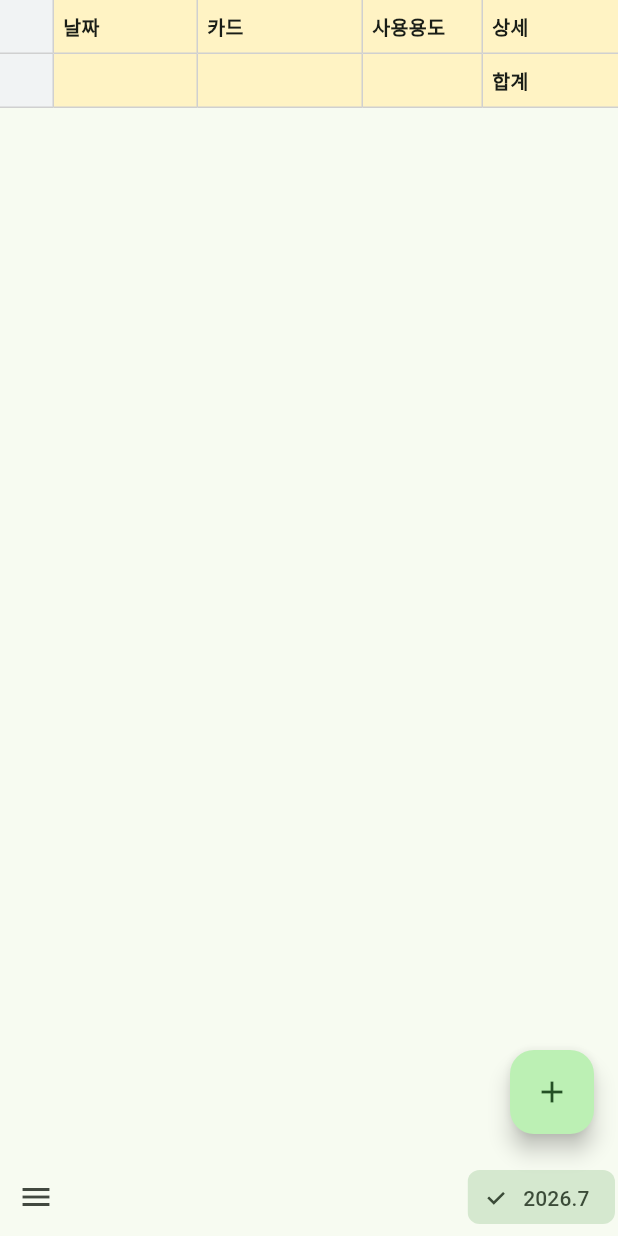
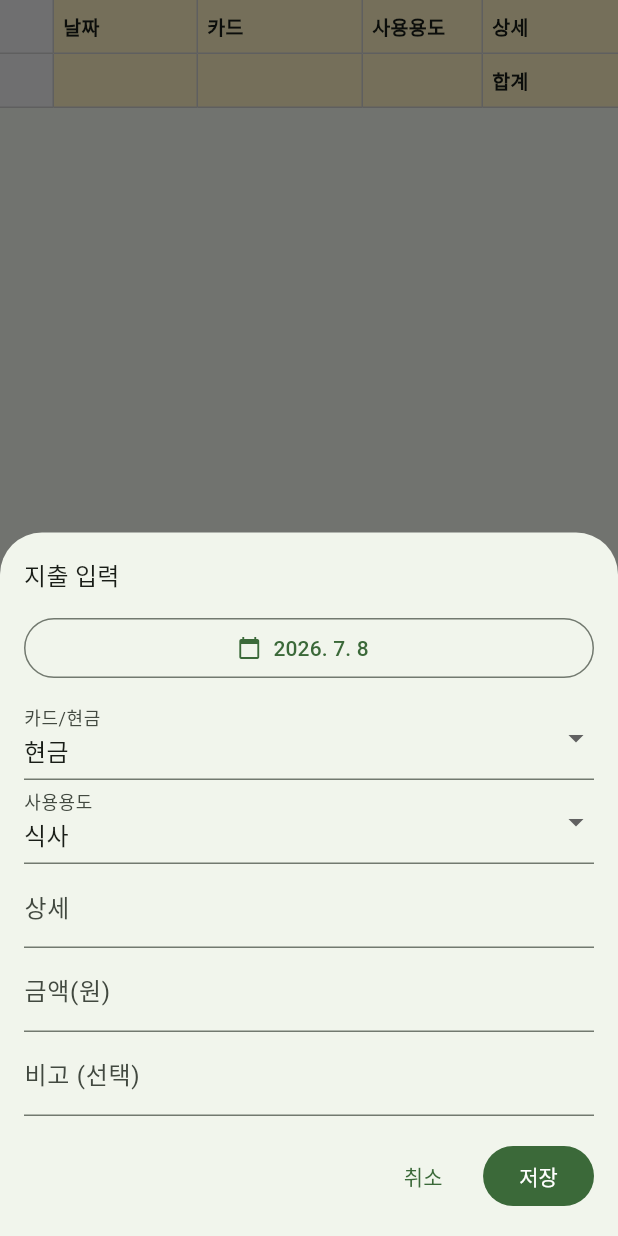
Before and after one commit to leenajin/mobile_money, a Flutter app: the screen it shows after launch, after a tap on the "add" icon, on a phone screen of 412 x 824 dp. Run offline on Flutter 3.47's test engine with Material 3 defaults, Android fonts, the phone set to English and light mode, and no system bars; our stand-ins replace sqflite; accounts and stored records are empty.

Commit message:
지출 입력/수정/삭제 바텀시트 구현

```diff
--- /dev/null
+++ b/lib/screens/expense_sheet.dart
@@ -0,0 +1,194 @@
+import 'package:flutter/material.dart';
+import 'package:flutter/services.dart';
+import 'package:provider/provider.dart';
+import '../logic/app_state.dart';
+import '../logic/ledger_rows.dart';
+import '../models/expense.dart';
+
+Future<void> showExpenseSheet(BuildContext context, {Expense? existing}) {
+  return showModalBottomSheet(
+    context: context,
+    isScrollControlled: true,
+    builder: (sheetContext) => Padding(
+      padding: EdgeInsets.only(
+          bottom: MediaQuery.of(sheetContext).viewInsets.bottom),
+      child: _ExpenseForm(
+          state: context.read<AppState>(), existing: existing),
+    ),
+  );
+}
+
+class _ExpenseForm extends StatefulWidget {
+  const _ExpenseForm({required this.state, this.existing});
+  final AppState state;
+  final Expense? existing;
+
+  @override
+  State<_ExpenseForm> createState() => _ExpenseFormState();
+}
+
+class _ExpenseFormState extends State<_ExpenseForm> {
+  late String date;
+  late int paymentMethodId;
+  late int categoryId;
+  late final TextEditingController detailCtrl;
+  late final TextEditingController amountCtrl;
+  late final TextEditingController memoCtrl;
+  String? amountError;
+
+  @override
+  void initState() {
+    super.initState();
+    final e = widget.existing;
+    date = e?.date ?? widget.state.today;
+    paymentMethodId = e?.paymentMethodId ?? widget.state.paymentMethods.first.id!;
+    categoryId = e?.categoryId ?? widget.state.categories.first.id!;
+    detailCtrl = TextEditingController(text: e?.detail ?? '');
+    amountCtrl = TextEditingController(text: e == null ? '' : '${e.amount}');
+    memoCtrl = TextEditingController(text: e?.memo ?? '');
+  }
+
+  @override
+  void dispose() {
+    detailCtrl.dispose();
+    amountCtrl.dispose();
+    memoCtrl.dispose();
+    super.dispose();
+  }
+
+  Future<void> _pickDate() async {
+    final initial = DateTime.parse(date);
+    final picked = await showDatePicker(
+      context: context,
+      initialDate: initial,
+      firstDate: DateTime(2000),
+      lastDate: DateTime(2100),
+    );
+    if (picked != null) {
+      setState(() => date =
+          '${picked.year.toString().padLeft(4, '0')}-'
+          '${picked.month.toString().padLeft(2, '0')}-'
+          '${picked.day.toString().padLeft(2, '0')}');
+    }
+  }
+
+  Future<void> _save() async {
+    final amount = int.tryParse(amountCtrl.text);
+    if (amount == null || amount <= 0) {
+      setState(() => amountError = '금액을 입력하세요');
+      return;
+    }
+    final e = Expense(
+      id: widget.existing?.id,
+      date: date,
+      paymentMethodId: paymentMethodId,
+      categoryId: categoryId,
+      detail: detailCtrl.text.trim(),
+      amount: amount,
+      memo: memoCtrl.text.trim().isEmpty ? null : memoCtrl.text.trim(),
+    );
+    if (widget.existing == null) {
+      await widget.state.addExpense(e);
+    } else {
+      await widget.state.updateExpense(e);
+    }
+    if (mounted) Navigator.pop(context);
+  }
+
+  Future<void> _delete() async {
+    final ok = await showDialog<bool>(
+      context: context,
+      builder: (dialogContext) => AlertDialog(
+        content: const Text('이 거래를 삭제할까요?'),
+        actions: [
+          TextButton(
+              onPressed: () => Navigator.pop(dialogContext, false),
+              child: const Text('취소')),
+          TextButton(
+              onPressed: () => Navigator.pop(dialogContext, true),
+              child: const Text('확인')),
+        ],
+      ),
+    );
+    if (ok == true) {
+      await widget.state.deleteExpense(widget.existing!.id!);
+      if (mounted) Navigator.pop(context);
+    }
+  }
+
+  @override
+  Widget build(BuildContext context) {
+    final state = widget.state;
+    return Padding(
+      padding: const EdgeInsets.all(16),
+      child: Column(
+        mainAxisSize: MainAxisSize.min,
+        crossAxisAlignment: CrossAxisAlignment.stretch,
+        children: [
+          Text(widget.existing == null ? '지출 입력' : '지출 수정',
+              style: Theme.of(context).textTheme.titleMedium),
+          const SizedBox(height: 12),
+          OutlinedButton.icon(
+            onPressed: _pickDate,
+            icon: const Icon(Icons.calendar_today, size: 16),
+            label: Text(formatSheetDate(date)),
+          ),
+          const SizedBox(height: 8),
+          DropdownButtonFormField<int>(
+            key: const Key('payment'),
+            initialValue: paymentMethodId,
+            decoration: const InputDecoration(labelText: '카드/현금'),
+            items: [
+              for (final p in state.paymentMethods)
+                DropdownMenuItem(value: p.id, child: Text(p.name)),
+            ],
+            onChanged: (v) => setState(() => paymentMethodId = v!),
+          ),
+          DropdownButtonFormField<int>(
+            key: const Key('category'),
+            initialValue: categoryId,
+            decoration: const InputDecoration(labelText: '사용용도'),
+            items: [
+              for (final c in state.categories)
+                DropdownMenuItem(value: c.id, child: Text(c.name)),
+            ],
+            onChanged: (v) => setState(() => categoryId = v!),
+          ),
+          TextField(
+            key: const Key('detail'),
+            controller: detailCtrl,
+            decoration: const InputDecoration(labelText: '상세'),
+          ),
+          TextField(
+            key: const Key('amount'),
+            controller: amountCtrl,
+            keyboardType: TextInputType.number,
+            inputFormatters: [FilteringTextInputFormatter.digitsOnly],
+            decoration:
+                InputDecoration(labelText: '금액(원)', errorText: amountError),
+          ),
+          TextField(
+            key: const Key('memo'),
+            controller: memoCtrl,
+            decoration: const InputDecoration(labelText: '비고 (선택)'),
+          ),
+          const SizedBox(height: 16),
+          Row(children: [
+            if (widget.existing != null)
+              TextButton(
+                onPressed: _delete,
+                style: TextButton.styleFrom(foregroundColor: Colors.red),
+                child: const Text('삭제'),
+              ),
+            const Spacer(),
+            TextButton(
+                onPressed: () => Navigator.pop(context),
+                child: const Text('취소')),
+            const SizedBox(width: 8),
+            FilledButton(onPressed: _save, child: const Text('저장')),
+          ]),
+        ],
+      ),
+    );
+  }
+}
--- a/lib/screens/ledger_screen.dart
+++ b/lib/screens/ledger_screen.dart
@@ -4,12 +4,13 @@ import '../logic/app_state.dart';
 import '../models/expense.dart';
 import '../widgets/ledger_table.dart';
 import '../widgets/month_tab_bar.dart';
+import 'expense_sheet.dart';
 
 class LedgerScreen extends StatelessWidget {
   const LedgerScreen({super.key});
 
   void _openExpenseSheet(BuildContext context, {Expense? existing}) {
-    // Task 9에서 showExpenseSheet 호출로 교체
+    showExpenseSheet(context, existing: existing);
   }
 
   void _openMenu(BuildContext context) {
```
Also changed, not shown: 1 other file.
